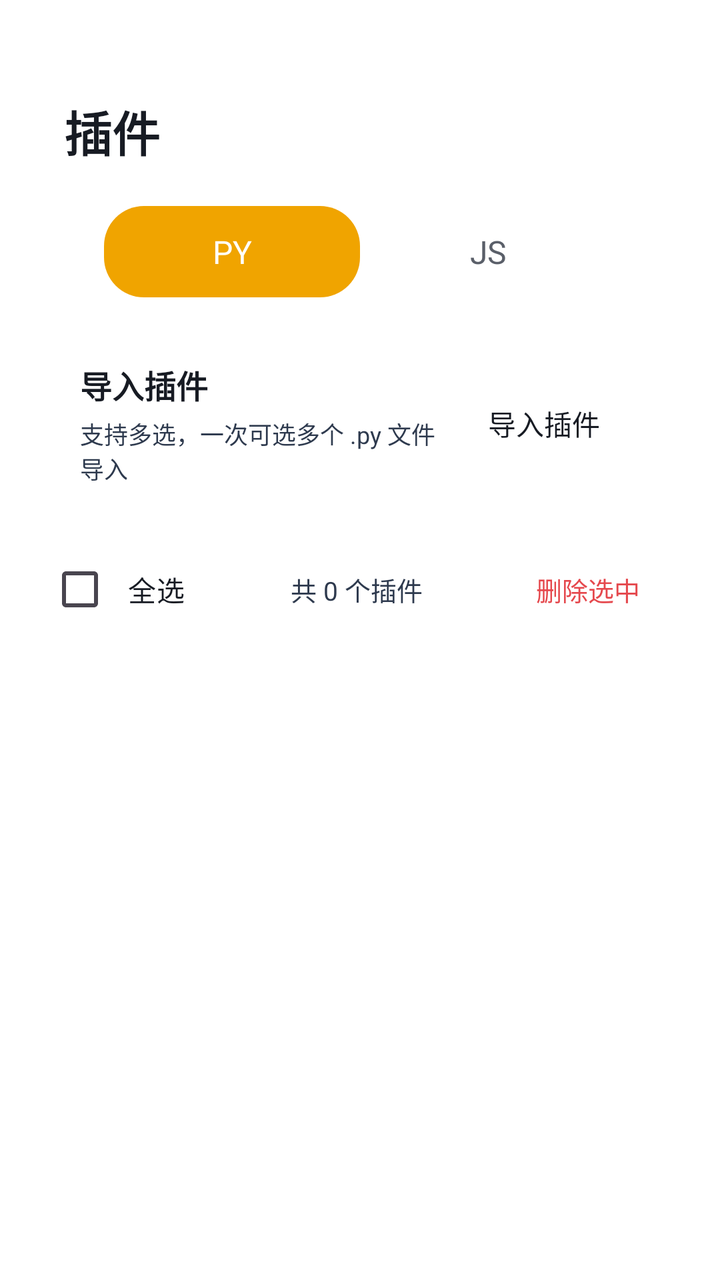
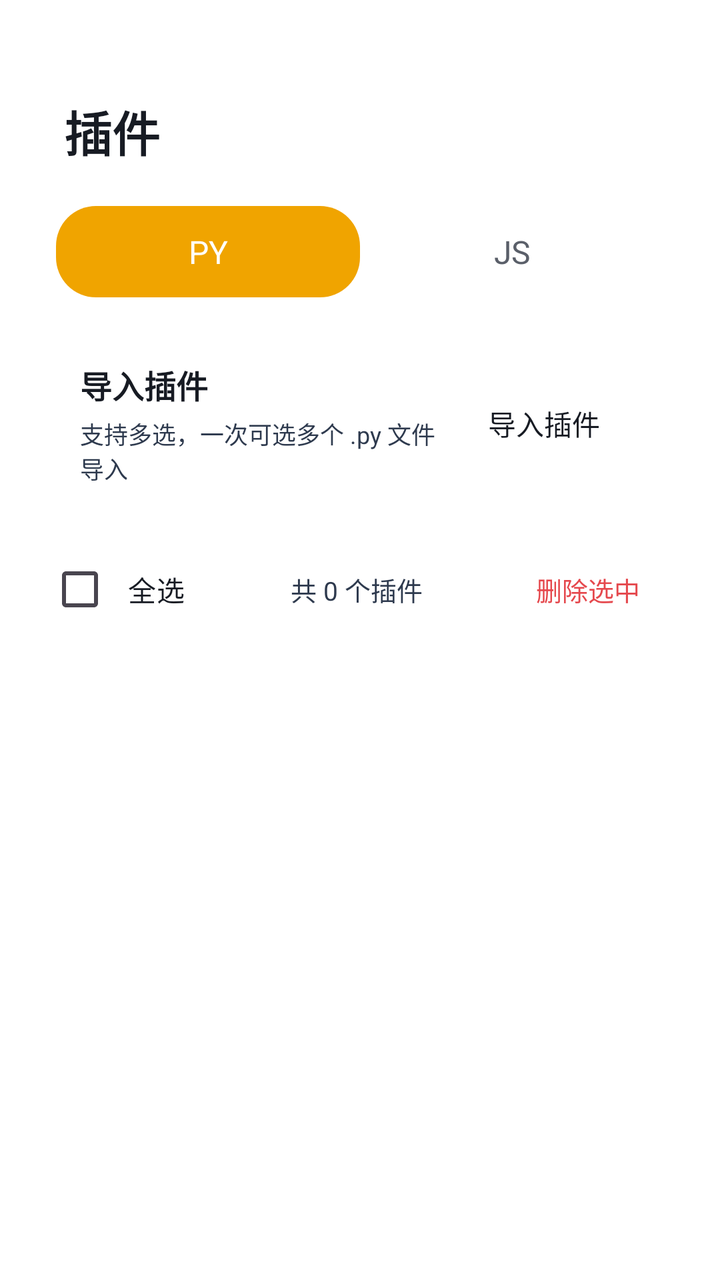

Before-and-after screenshots of an Android layout around one commit, followed by the original layout XML and the change that was made.
<!-- AndroidManifest.xml: another module's application theme Theme.App -->
<!-- res/layout/activity_plugin.xml -->
<?xml version="1.0" encoding="utf-8"?>
<LinearLayout xmlns:android="http://schemas.android.com/apk/res/android"
    android:layout_width="match_parent"
    android:layout_height="match_parent"
    android:fitsSystemWindows="true"
    android:orientation="vertical"
    android:paddingLeft="24dp"
    android:paddingRight="24dp"
    android:paddingTop="48dp"
    android:paddingBottom="16dp">

        <LinearLayout
            android:layout_width="wrap_content"
            android:layout_height="wrap_content"
            android:orientation="horizontal"
            android:gravity="center_vertical"
            android:layout_marginBottom="16dp">
            <TextView
                android:layout_width="wrap_content"
                android:layout_height="wrap_content"
                android:text="插件"
                android:textColor="#171B23"
                android:textSize="24sp"
                android:textStyle="bold"
                android:layout_marginStart="8dp" />
        </LinearLayout>

        <LinearLayout
            android:layout_width="match_parent"
            android:layout_height="wrap_content"
            android:background="@drawable/xc_setcard_v2"
            android:orientation="horizontal"
            android:padding="4dp"
            android:layout_marginStart="24dp"
            android:layout_marginEnd="24dp"
            android:layout_marginBottom="12dp">
            <TextView
                android:id="@+id/tab_py"
                android:layout_width="0dp"
                android:layout_height="wrap_content"
                android:layout_weight="1"
                android:gravity="center"
                android:padding="12dp"
                android:text="PY"
                android:textSize="16sp"
                android:background="@drawable/seg_selected"
                android:textColor="#FFFFFF" />
            <TextView
                android:id="@+id/tab_js"
                android:layout_width="0dp"
                android:layout_height="wrap_content"
                android:layout_weight="1"
                android:gravity="center"
                android:padding="12dp"
                android:text="JS"
                android:textSize="16sp"
                android:textColor="#5A5F69" />
        </LinearLayout>

        <LinearLayout
            android:layout_width="match_parent"
            android:layout_height="wrap_content"
            android:background="@drawable/xc_setcard_v2"
            android:orientation="horizontal"
            android:gravity="center_vertical"
            android:padding="16dp"
            android:layout_marginBottom="12dp">
            <LinearLayout
                android:layout_width="0dp"
                android:layout_height="wrap_content"
                android:layout_weight="1"
                android:orientation="vertical">
                <TextView
                    android:layout_width="wrap_content"
                    android:layout_height="wrap_content"
                    android:text="导入插件"
                    android:textColor="#171B23"
                    android:textSize="16sp"
                    android:textStyle="bold" />
                <TextView
                    android:layout_width="wrap_content"
                    android:layout_height="wrap_content"
                    android:text="支持多选，一次可选多个 .py 文件导入"
                    android:textColor="#2E3A4E"
                    android:textSize="12sp"
                    android:layout_marginTop="4dp" />
            </LinearLayout>
            <TextView
                android:id="@+id/btn_import"
                android:layout_width="wrap_content"
                android:layout_height="wrap_content"
                android:background="@drawable/xc_setcard_v2"
                android:paddingLeft="20dp"
                android:paddingRight="20dp"
                android:paddingTop="10dp"
                android:paddingBottom="10dp"
                android:text="导入插件"
                android:textColor="#171B23"
                android:textSize="14sp" />
        </LinearLayout>

        <LinearLayout
            android:layout_width="match_parent"
            android:layout_height="wrap_content"
            android:orientation="horizontal"
            android:gravity="center_vertical"
            android:layout_marginBottom="8dp">
            <CheckBox
                android:id="@+id/cb_select_all"
                android:layout_width="wrap_content"
                android:layout_height="wrap_content"
                android:text="全选"
                android:textColor="#171B23"
                android:textSize="14sp"  android:background="@drawable/xc_setcard_v2" android:paddingLeft="8dp" android:paddingRight="12dp" android:paddingTop="6dp" android:paddingBottom="6dp" />
            <TextView
                android:id="@+id/tv_count"
                android:layout_width="0dp"
                android:layout_height="wrap_content"
                android:layout_weight="1"
                android:gravity="center"
                android:text="共 0 个插件"
                android:textColor="#2E3A4E"
                android:textSize="13sp" />
            <TextView
                android:id="@+id/btn_delete_selected"
                android:layout_width="wrap_content"
                android:layout_height="wrap_content"
                android:background="@drawable/xc_setcard_v2"
                android:paddingLeft="16dp"
                android:paddingRight="16dp"
                android:paddingTop="8dp"
                android:paddingBottom="8dp"
                android:text="删除选中"
                android:textColor="#E5484D"
                android:textSize="13sp" />
        </LinearLayout>

        <androidx.recyclerview.widget.RecyclerView
            android:id="@+id/rv_plugins"
            android:layout_width="match_parent"
            android:layout_height="0dp"
            android:layout_weight="1"
            android:clipToPadding="false"
            android:paddingBottom="16dp" />
</LinearLayout>
<!-- resources referenced by this layout -->
<resources>
  <!-- drawable seg_selected (drawable) -->
  <?xml version="1.0" encoding="utf-8"?>
  <shape xmlns:android="http://schemas.android.com/apk/res/android" android:shape="rectangle">
  <corners android:radius="20dp"/>
  <solid android:color="#f0a400"/>
  </shape>
  <!-- drawable xc_setcard_v2 (drawable) -->
  <?xml version="1.0" encoding="utf-8"?>
  <shape xmlns:android="http://schemas.android.com/apk/res/android" android:shape="rectangle">
      <corners android:radius="10dp" />
      <solid android:color="#57FFFFFF" />
      <stroke android:width="1dp" android:color="#61FFFFFF" />
  </shape>
  <style name="Theme.App" parent="Theme.XingChen">
          <item name="android:windowDisablePreview">true</item>
      </style>
  <style name="Theme.XingChen" parent="Theme.Material3.DayNight.NoActionBar">
          <item name="android:windowBackground">@android:color/transparent</item>
                <item name="android:colorBackground">@android:color/transparent</item>
          <item name="colorPrimary">#f0a400</item>
          <item name="colorPrimaryVariant">#c07f00</item>
          <item name="colorOnPrimary">@android:color/white</item>
      </style>
</resources>

<!-- the commit's change to res/layout/activity_plugin.xml (unified diff, before → after) -->
@@ -31,8 +31,6 @@
             android:background="@drawable/xc_setcard_v2"
             android:orientation="horizontal"
             android:padding="4dp"
-            android:layout_marginStart="24dp"
-            android:layout_marginEnd="24dp"
             android:layout_marginBottom="12dp">
             <TextView
                 android:id="@+id/tab_py"
